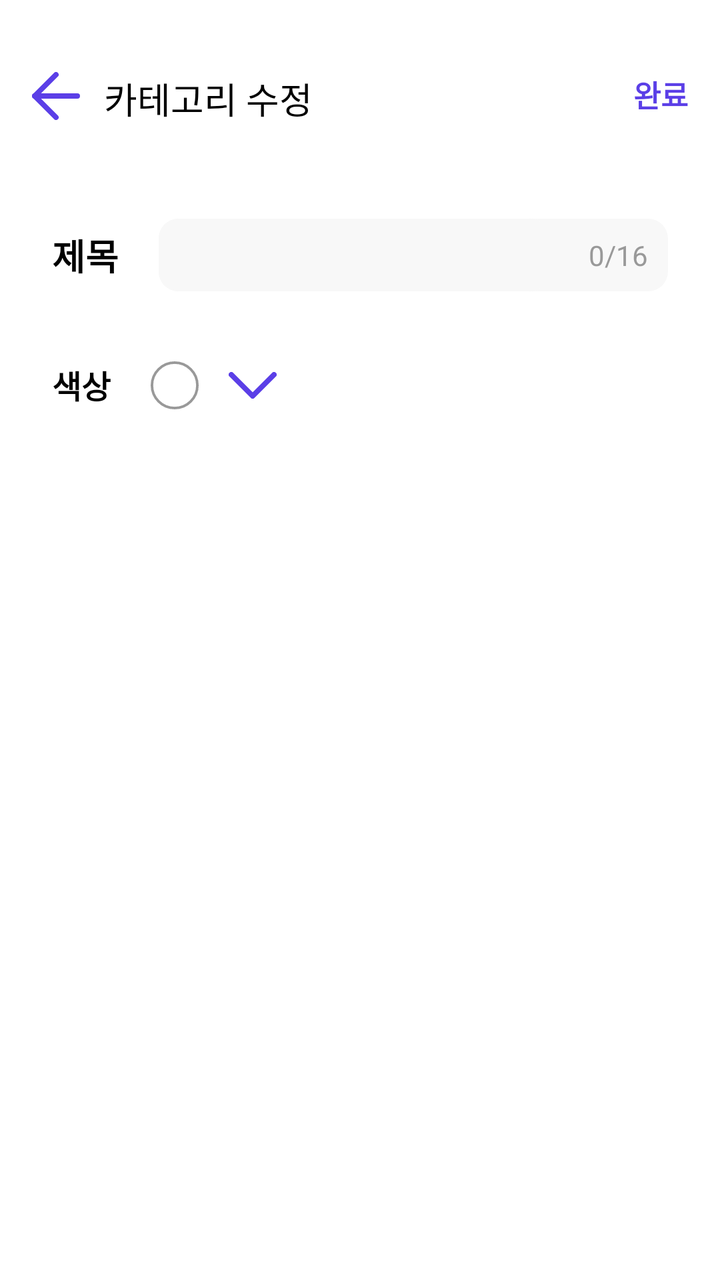
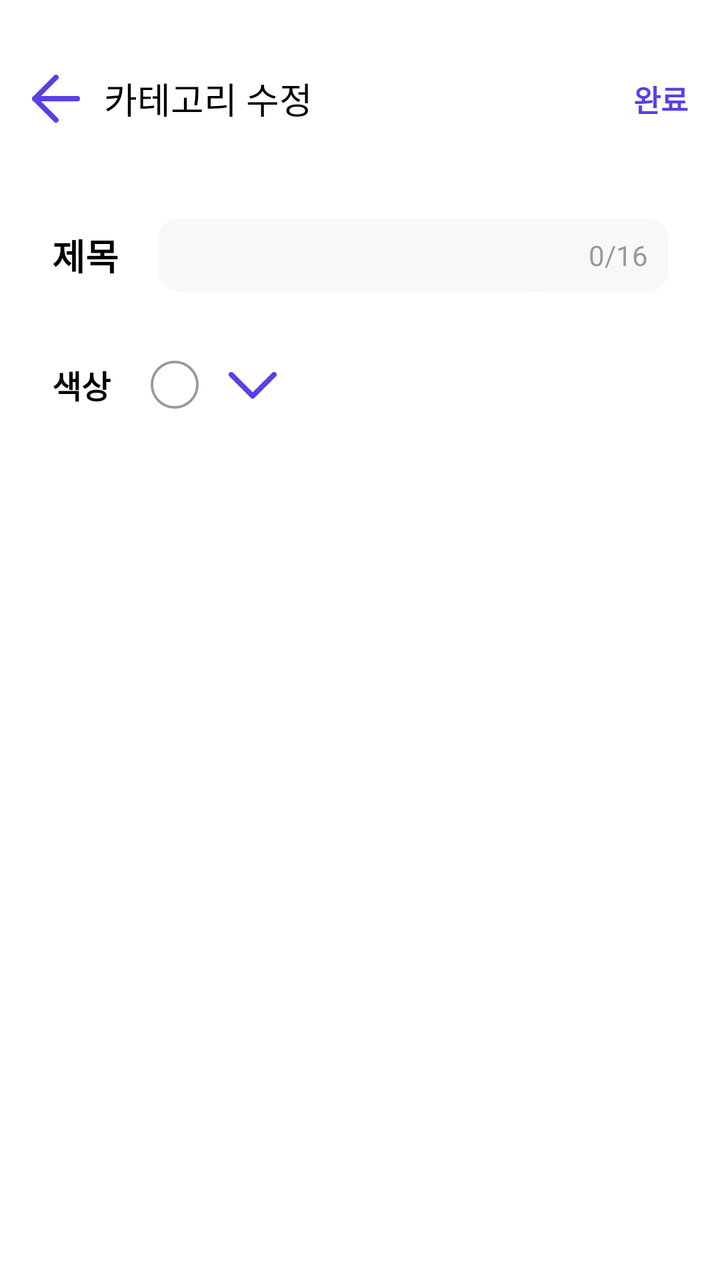

Two renders of the same Android screen: before a commit and after it. Below are the layout's source before the change and the commit's diff.
<!-- AndroidManifest.xml: application theme Theme.Yeongkkuel -->
<!-- res/layout/fragment_category_edit.xml -->
<?xml version="1.0" encoding="utf-8"?>
<androidx.constraintlayout.widget.ConstraintLayout xmlns:android="http://schemas.android.com/apk/res/android"
    android:layout_width="match_parent"
    android:layout_height="match_parent"
    xmlns:app="http://schemas.android.com/apk/res-auto">

    
    <androidx.constraintlayout.widget.ConstraintLayout
        android:id="@+id/cl_toolbar"
        android:layout_width="match_parent"
        android:layout_height="wrap_content"
        android:layout_marginTop="20dp"
        android:layout_marginBottom="20dp"
        android:padding="16dp"
        app:layout_constraintTop_toTopOf="parent"
        app:layout_constraintStart_toStartOf="parent"
        app:layout_constraintEnd_toEndOf="parent">

        <ImageView
            android:id="@+id/iv_back"
            android:layout_width="24dp"
            android:layout_height="24dp"
            android:src="@drawable/ic_arrow_back"
            app:layout_constraintTop_toTopOf="parent"
            app:layout_constraintStart_toStartOf="parent"/>

        <TextView
            android:id="@+id/tv_category_manage_title"
            android:layout_width="wrap_content"
            android:layout_height="wrap_content"
            android:text="@string/category_edit"
            style="@style/pageTitle"
            app:layout_constraintTop_toTopOf="parent"
            app:layout_constraintStart_toEndOf="@id/iv_back"
            android:layout_marginStart="12dp"/>

        <TextView
            android:id="@+id/tv_category_edit"
            android:layout_width="wrap_content"
            android:layout_height="wrap_content"
            android:text="완료"
            style="@style/add_or_done"
            app:layout_constraintTop_toTopOf="parent"
            app:layout_constraintEnd_toEndOf="parent"/>
    </androidx.constraintlayout.widget.ConstraintLayout>

    
    <androidx.constraintlayout.widget.ConstraintLayout
        android:id="@+id/cl_content"
        android:layout_width="match_parent"
        android:layout_height="0dp"
        app:layout_constraintTop_toBottomOf="@id/cl_toolbar"
        app:layout_constraintStart_toStartOf="parent"
        app:layout_constraintEnd_toEndOf="parent"
        app:layout_constraintBottom_toBottomOf="parent"
        android:layout_marginStart="16dp"
        android:layout_marginEnd="16dp"
        android:layout_marginTop="16dp"
        android:layout_marginBottom="16dp"
        android:padding="10dp">

        <TextView
            android:id="@+id/tv_category_edit_title"
            android:layout_width="wrap_content"
            android:layout_height="wrap_content"
            android:text="제목"
            style="@style/expense_sectionTitle"
            android:layout_marginTop="10dp"
            app:layout_constraintStart_toStartOf="parent"
            app:layout_constraintTop_toTopOf="parent"/>

        <androidx.constraintlayout.widget.ConstraintLayout
            android:layout_width="0dp"
            android:layout_height="wrap_content"
            android:background="@drawable/bg_edit_text"
            android:layout_marginStart="20dp"
            app:layout_constraintTop_toTopOf="@id/tv_category_edit_title"
            app:layout_constraintBottom_toBottomOf="@id/tv_category_edit_title"
            app:layout_constraintStart_toEndOf="@id/tv_category_edit_title"
            app:layout_constraintEnd_toEndOf="parent">

            <EditText
                android:id="@+id/et_category_edit_input"
                android:layout_width="0dp"
                android:layout_height="wrap_content"
                android:layout_marginEnd="20dp"
                android:padding="8dp"
                android:gravity="start|center_vertical"
                android:background="@drawable/bg_edit_text"
                android:textColor="@color/black"
                android:textSize="15sp"
                android:inputType="text"
                android:maxLength="16"
                app:layout_constraintStart_toStartOf="parent"
                app:layout_constraintEnd_toStartOf="@+id/tv_character_count"
                app:layout_constraintTop_toTopOf="parent"
                app:layout_constraintBottom_toBottomOf="parent" />

            <TextView
                android:id="@+id/tv_character_count"
                android:layout_width="wrap_content"
                android:layout_height="wrap_content"
                android:text="0/16"
                android:textColor="@color/black2"
                android:textSize="14sp"
                android:gravity="end|center_vertical"
                android:layout_marginEnd="10dp"
                app:layout_constraintEnd_toEndOf="parent"
                app:layout_constraintTop_toTopOf="parent"
                app:layout_constraintBottom_toBottomOf="parent" />
        </androidx.constraintlayout.widget.ConstraintLayout>


        
        <TextView
            android:id="@+id/tv_color_label_title"
            android:layout_width="wrap_content"
            android:layout_height="wrap_content"
            android:text="색상"
            style="@style/expense_sectionTitle"
            android:textSize="16sp"
            android:layout_marginTop="40dp"
            app:layout_constraintStart_toStartOf="parent"
            app:layout_constraintTop_toBottomOf="@id/tv_category_edit_title" />

        
        <ImageView
            android:id="@+id/iv_selected_color"
            android:layout_width="24dp"
            android:layout_height="24dp"
            android:layout_marginStart="20dp"
            android:layout_marginTop="40dp"
            android:background="@drawable/bg_color_circle"
            app:layout_constraintStart_toEndOf="@id/tv_color_label_title"
            app:layout_constraintTop_toBottomOf="@id/tv_category_edit_title" />

        
        <ImageView
            android:id="@+id/iv_dropdown_icon"
            android:layout_width="24dp"
            android:layout_height="24dp"
            android:layout_marginTop="40dp"
            android:layout_marginStart="15dp"
            android:src="@drawable/ic_dropdown_arrow"
            app:layout_constraintStart_toEndOf="@id/iv_selected_color"
            app:layout_constraintTop_toBottomOf="@id/tv_category_edit_title"/>

        
        <androidx.cardview.widget.CardView
            android:id="@+id/card_color_palette"
            android:layout_width="300dp"
            android:layout_height="200dp"
            app:cardCornerRadius="8dp"
            app:cardElevation="4dp"
            android:background="@drawable/bg_palette_frame"
            app:cardBackgroundColor="@android:color/white"
            android:visibility="gone"
            android:layout_marginTop="20dp"
            app:layout_constraintTop_toBottomOf="@id/iv_dropdown_icon"
            app:layout_constraintStart_toStartOf="parent"
            app:layout_constraintEnd_toEndOf="parent">

            <androidx.recyclerview.widget.RecyclerView
                android:id="@+id/rv_color_palette"
                android:layout_width="match_parent"
                android:layout_height="match_parent"
                android:padding="8dp"
                android:clipToPadding="false" />
        </androidx.cardview.widget.CardView>

    </androidx.constraintlayout.widget.ConstraintLayout>
</androidx.constraintlayout.widget.ConstraintLayout>
<!-- resources referenced by this layout -->
<resources>
  <color name="black">#FF000000</color>
  <color name="black2">#999999</color>
  <!-- drawable bg_color_circle (drawable) -->
  <vector xmlns:android="http://schemas.android.com/apk/res/android"
      android:width="28dp"
      android:height="28dp"
      android:viewportWidth="28"
      android:viewportHeight="28">
    <path
        android:pathData="M14,14m-13.25,0a13.25,13.25 0,1 1,26.5 0a13.25,13.25 0,1 1,-26.5 0"
        android:strokeWidth="1.5"
        android:fillColor="@color/white"
        android:strokeColor="#999999"/>
  </vector>
  <!-- drawable bg_edit_text (drawable) -->
  <?xml version="1.0" encoding="utf-8"?>
  <shape xmlns:android="http://schemas.android.com/apk/res/android">
      <solid android:color="#F8F8F8" /> 
      <corners android:radius="10dp" /> 
  </shape>
  <!-- drawable bg_palette_frame (drawable) -->
  <?xml version="1.0" encoding="utf-8"?>
  <vector
  xmlns:android="http://schemas.android.com/apk/res/android"
  android:width="276dp"
  android:height="150dp"
  android:viewportWidth="276"
  android:viewportHeight="150"
      >
  <group>
      <clip-path
          android:pathData="M20 0H256C267.046 0 276 8.95431 276 20V130C276 141.046 267.046 150 256 150H20C8.95431 150 0 141.046 0 130V20C0 8.95431 8.95431 0 20 0Z"
          />
      <path
          android:pathData="M20 0H256C267.046 0 276 8.95431 276 20V130C276 141.046 267.046 150 256 150H20C8.95431 150 0 141.046 0 130V20C0 8.95431 8.95431 0 20 0Z"
          android:strokeWidth="3"
          android:strokeColor="#999999"
          />
  </group>
  </vector>
  <!-- drawable ic_arrow_back (drawable) -->
  <vector xmlns:android="http://schemas.android.com/apk/res/android"
      android:width="18dp"
      android:height="18dp"
      android:viewportWidth="18"
      android:viewportHeight="18">
    <path
        android:pathData="M17,9H1"
        android:strokeLineJoin="round"
        android:strokeWidth="2"
        android:fillColor="#00000000"
        android:strokeColor="#5B3FE7"
        android:strokeLineCap="round"/>
    <path
        android:pathData="M9,17L1,9L9,1"
        android:strokeLineJoin="round"
        android:strokeWidth="2"
        android:fillColor="#00000000"
        android:strokeColor="#5B3FE7"
        android:strokeLineCap="round"/>
  </vector>
  <!-- drawable ic_dropdown_arrow (drawable) -->
  <vector xmlns:android="http://schemas.android.com/apk/res/android"
      android:width="18dp"
      android:height="10dp"
      android:viewportWidth="18"
      android:viewportHeight="10">
    <path
        android:pathData="M1,1L9,9L17,1"
        android:strokeLineJoin="round"
        android:strokeWidth="2"
        android:fillColor="#00000000"
        android:strokeColor="#5B3FE7"
        android:strokeLineCap="round"/>
  </vector>
  <string name="category_edit">카테고리 수정</string>
  <style name="add_or_done">
          <item name="android:textSize">15sp</item>
          <item name="android:textColor">@color/main1</item>
          <item name="android:textStyle">bold</item>
      </style>
  <style name="expense_sectionTitle">
          <item name="android:textColor">@color/black</item>
          <item name="android:textStyle">bold</item>
          <item name="android:fontStyle">normal</item>
          <item name="android:fontFamily">sans-serif</item>
          <item name="android:fontWeight">600</item>
          <item name="android:textSize">18sp</item>
      </style>
  <style name="pageTitle">
          <item name="android:textSize">18sp</item>
          <item name="android:textColor">@color/black</item>
          <item name="android:fontFamily">sans-serif</item>
      </style>
  <style name="Theme.Yeongkkuel" parent="Base.Theme.Yeongkkuel" />
  <color name="white">#FFFFFFFF</color>
  <color name="main1">#5B3FE7</color>
  <style name="Base.Theme.Yeongkkuel" parent="Theme.Material3.DayNight.NoActionBar">
          <item name="android:windowBackground">@android:color/white</item>
      </style>
</resources>

<!-- the commit's change to res/layout/fragment_category_edit.xml (unified diff, before → after) -->
@@ -22,7 +22,8 @@
             android:layout_height="24dp"
             android:src="@drawable/ic_arrow_back"
             app:layout_constraintTop_toTopOf="parent"
-            app:layout_constraintStart_toStartOf="parent"/>
+            app:layout_constraintStart_toStartOf="parent"
+            app:layout_constraintBottom_toBottomOf="parent"/>
 
         <TextView
             android:id="@+id/tv_category_manage_title"
@@ -32,6 +33,7 @@
             style="@style/pageTitle"
             app:layout_constraintTop_toTopOf="parent"
             app:layout_constraintStart_toEndOf="@id/iv_back"
+            app:layout_constraintBottom_toBottomOf="parent"
             android:layout_marginStart="12dp"/>
 
         <TextView
@@ -41,6 +43,7 @@
             android:text="완료"
             style="@style/add_or_done"
             app:layout_constraintTop_toTopOf="parent"
+            app:layout_constraintBottom_toBottomOf="parent"
             app:layout_constraintEnd_toEndOf="parent"/>
     </androidx.constraintlayout.widget.ConstraintLayout>
 
@@ -132,7 +135,8 @@
             android:layout_marginTop="40dp"
             android:background="@drawable/bg_color_circle"
             app:layout_constraintStart_toEndOf="@id/tv_color_label_title"
-            app:layout_constraintTop_toBottomOf="@id/tv_category_edit_title" />
+            app:layout_constraintTop_toBottomOf="@id/tv_category_edit_title"
+            app:layout_constraintBottom_toBottomOf="@id/tv_color_label_title"/>
 
         
         <ImageView
@@ -143,19 +147,19 @@
             android:layout_marginStart="15dp"
             android:src="@drawable/ic_dropdown_arrow"
             app:layout_constraintStart_toEndOf="@id/iv_selected_color"
-            app:layout_constraintTop_toBottomOf="@id/tv_category_edit_title"/>
+            app:layout_constraintTop_toBottomOf="@id/tv_category_edit_title"
+            app:layout_constraintBottom_toBottomOf="@id/iv_selected_color"/>
 
         
-        <androidx.cardview.widget.CardView
-            android:id="@+id/card_color_palette"
-            android:layout_width="300dp"
-            android:layout_height="200dp"
-            app:cardCornerRadius="8dp"
-            app:cardElevation="4dp"
+        <LinearLayout
+            android:id="@+id/ll_color_palette"
+            android:layout_width="250dp"
+            android:layout_height="150dp"
+            android:layout_marginTop="20dp"
+            android:layout_marginStart="40dp"
+            android:layout_marginEnd="10dp"
+            android:visibility="gone"
             android:background="@drawable/bg_palette_frame"
-            app:cardBackgroundColor="@android:color/white"
-            android:visibility="gone"
-            android:layout_marginTop="20dp"
             app:layout_constraintTop_toBottomOf="@id/iv_dropdown_icon"
             app:layout_constraintStart_toStartOf="parent"
             app:layout_constraintEnd_toEndOf="parent">
@@ -163,10 +167,10 @@
             <androidx.recyclerview.widget.RecyclerView
                 android:id="@+id/rv_color_palette"
                 android:layout_width="match_parent"
-                android:layout_height="match_parent"
-                android:padding="8dp"
-                android:clipToPadding="false" />
-        </androidx.cardview.widget.CardView>
+                android:layout_height="wrap_content"
+                android:padding="10dp"/>
+
+        </LinearLayout>
 
     </androidx.constraintlayout.widget.ConstraintLayout>
 </androidx.constraintlayout.widget.ConstraintLayout>
